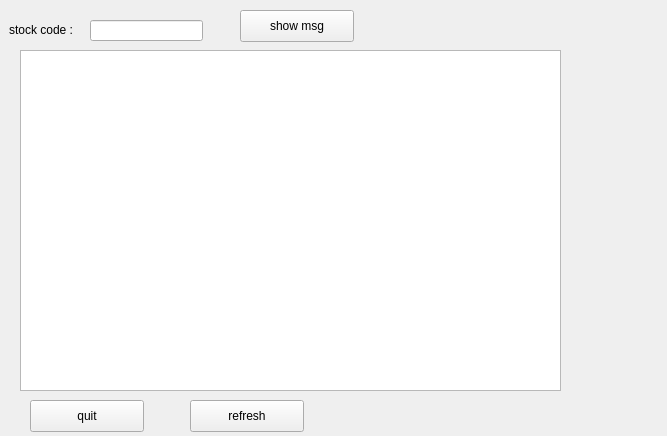
The window that venv/w7qt.ui (SugarsL/learn_python) describes before a commit, drawn with Qt 5.
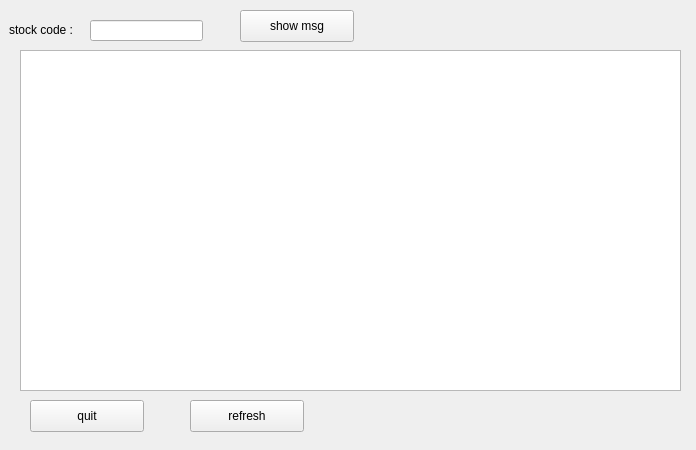
The same window after the commit.

Commit message:
add single stock view && add more info
add stock’s [ change, change_pct,  volume ]
add search single stock code & show its view

Patch:
```diff
--- a/venv/w7qt.ui
+++ b/venv/w7qt.ui
@@ -6,8 +6,8 @@
    <rect>
     <x>0</x>
     <y>0</y>
-    <width>667</width>
-    <height>436</height>
+    <width>696</width>
+    <height>450</height>
    </rect>
   </property>
   <property name="windowTitle">
@@ -18,7 +18,7 @@
     <rect>
      <x>20</x>
      <y>50</y>
-     <width>541</width>
+     <width>661</width>
      <height>341</height>
     </rect>
    </property>
```
Left out of the diff: 32 changed lines with no effect on the pictures. The commit also changes 2 other files.
